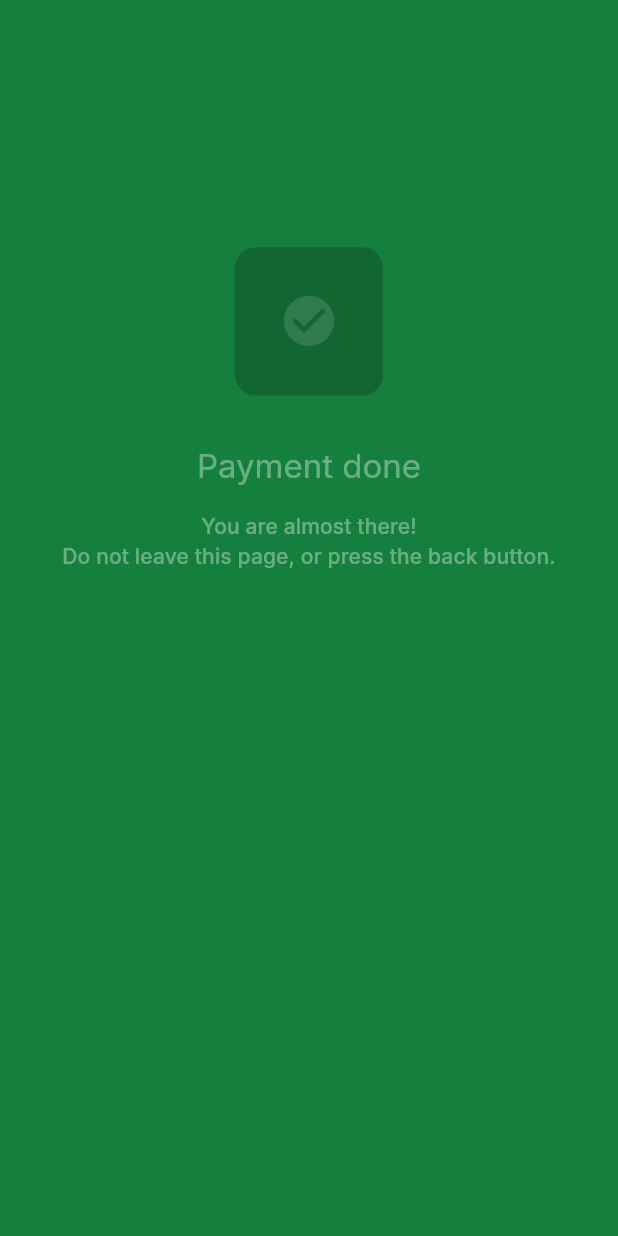
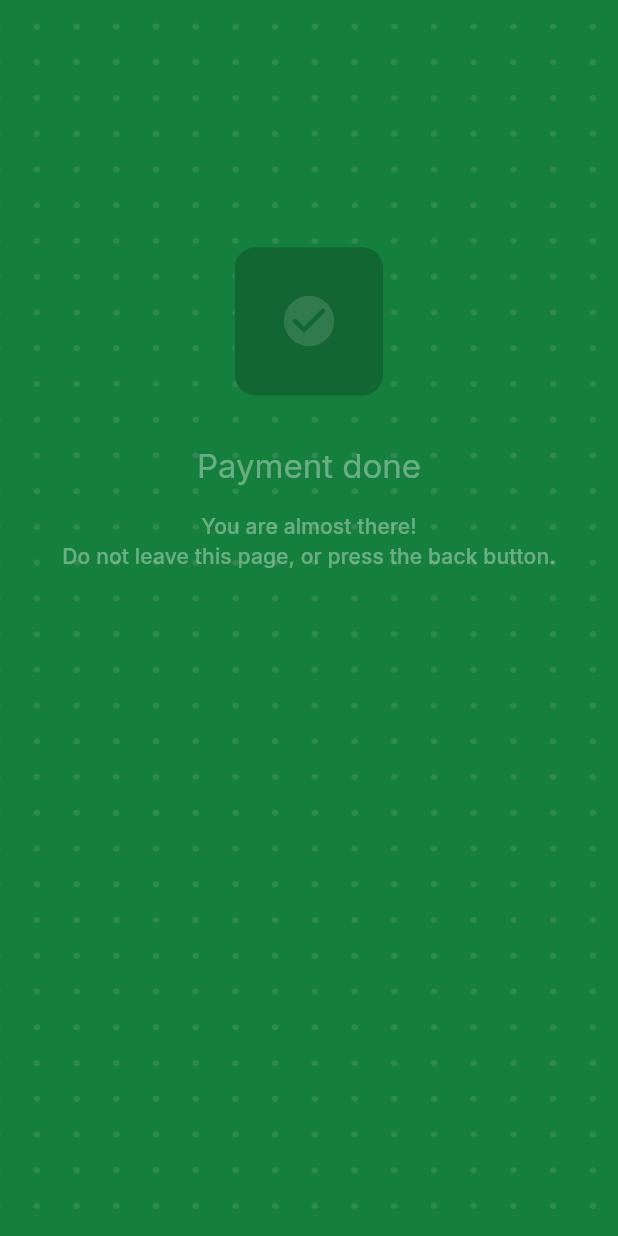
Before and after one commit to anubhavbagri/tapInvest-assignment, a Flutter app: the ConfirmView screen opened directly, on a phone screen of 412 x 824 dp. Run offline on Flutter 3.47's test engine with Material 3 defaults, Android fonts, the phone set to English and light mode, and no system bars; our stand-ins replace google_fonts, lottie; missing offline and left inert: slide_action.

```diff
--- a/lib/layers/presentation/confirm_page/view/confirm_page.dart
+++ b/lib/layers/presentation/confirm_page/view/confirm_page.dart
@@ -1,4 +1,6 @@
 import 'package:flutter/material.dart';
+import 'package:lottie/lottie.dart';
+import 'package:tap_invest/layers/presentation/constants/app_asset_paths.dart';
 import 'package:tap_invest/layers/presentation/constants/app_strings.dart';
 import 'package:tap_invest/layers/presentation/theme.dart';
 import 'package:tap_invest/layers/presentation/utils/hex_color.dart';
@@ -31,9 +33,11 @@ class ConfirmView extends StatefulWidget {
   State<ConfirmView> createState() => _ConfirmViewState();
 }
 
-class _ConfirmViewState extends State<ConfirmView> {
+class _ConfirmViewState extends State<ConfirmView>
+    with TickerProviderStateMixin {
   bool _isVisible = false;
   bool _isIconVisible = false;
+  AnimationController? _animationController;
 
   @override
   void initState() {
@@ -49,6 +53,33 @@ class _ConfirmViewState extends State<ConfirmView> {
         });
       });
     });
+
+    _animationController = AnimationController(
+      vsync: this,
+      duration: const Duration(seconds: 2),
+    );
+
+    Future.delayed(const Duration(seconds: 2), () => _playAnimationTwice());
+  }
+
+  void _playAnimationTwice() {
+    _animationController?.forward();
+    _animationController!.addStatusListener(_animationStatusListener);
+  }
+
+  void _animationStatusListener(AnimationStatus status) {
+    if (status == AnimationStatus.completed) {
+      _animationController?.forward(from: 0.0);
+    } else if (status == AnimationStatus.dismissed) {
+      _animationController?.removeStatusListener(_animationStatusListener);
+    }
+  }
+
+  @override
+  void dispose() {
+    _animationController
+        ?.dispose(); // Dispose the AnimationController to avoid memory leaks
+    super.dispose();
   }
 
   @override
@@ -58,7 +89,28 @@ class _ConfirmViewState extends State<ConfirmView> {
     return Scaffold(
       backgroundColor: CustomTheme.green700,
       body: SafeArea(
-        child: Column(
+        child: Stack(
+          children: [
+            Image.asset(
+              AppAssetPath.vectorBg,
+              fit: BoxFit.fill,
+              width: double.infinity,
+              height: double.infinity,
+            ),
+            Lottie.asset(
+              AppAssetPath.dotLottie,
+              width: double.infinity,
+              height: double.infinity,
+              fit: BoxFit.fill,
+              controller: _animationController,
+              // onLoaded: (composition) {
+              //   setState(() {
+              //     _animationController?.duration = composition.duration;
+              //   });
+              // },
+              // repeat: true,
+            ),
+            Column(
               children: [
                 SizedBox(
                   height: SizeConfig.safeVertical! * .2,
@@ -117,6 +169,8 @@ class _ConfirmViewState extends State<ConfirmView> {
                 ),
               ],
             ),
+          ],
+        ),
       ),
     );
   }
--- a/lib/layers/presentation/constants/app_asset_paths.dart
+++ b/lib/layers/presentation/constants/app_asset_paths.dart
@@ -4,4 +4,6 @@ class AppAssetPath {
   // static const logo = 'assets/images/Logo.png';
   static const logo2 = 'assets/images/Logo2.png';
   static const google = 'assets/images/google.png';
+  static const vectorBg = 'assets/images/Vector.png';
+  static const dotLottie = 'assets/lottie/dot.json';
 }
```
Also changed, not shown: assets/images/Vector.png (added). Lines whose indentation alone changed are shown as unchanged.
